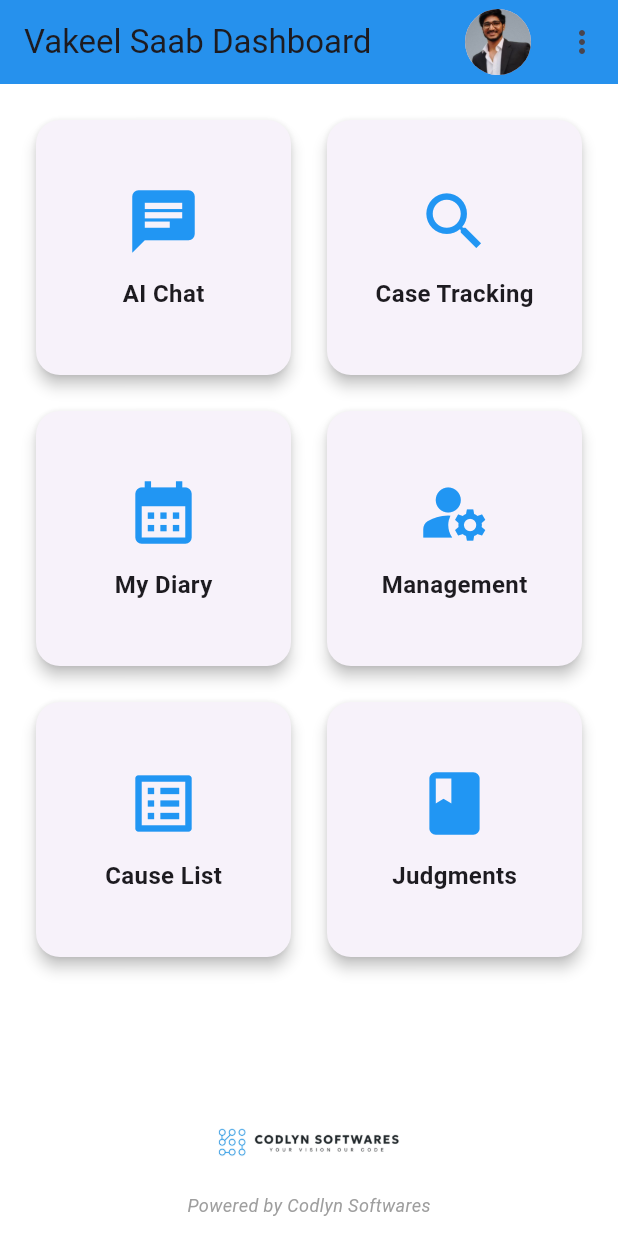
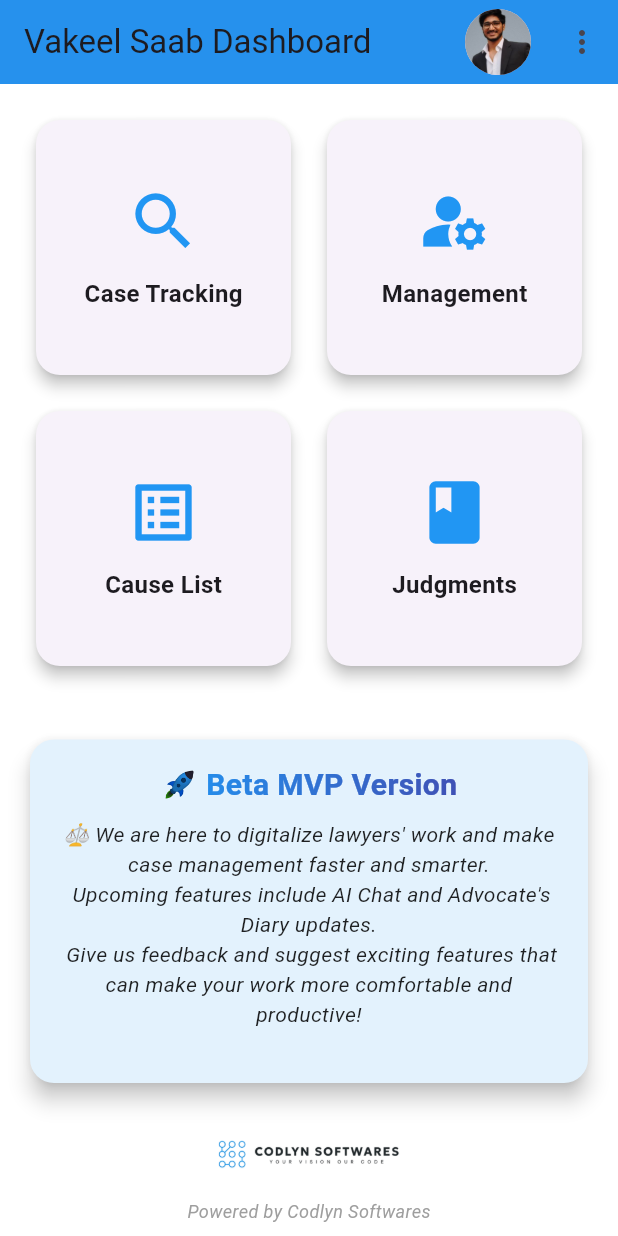
Before and after one commit to Mayank-Bhardwaj-2703/Vakeel-Saab, a Flutter app: the DashboardScreen screen opened directly, on a phone screen of 412 x 824 dp. Run offline on Flutter 3.47's test engine with Material 3 defaults, Android fonts, the phone set to English and light mode, and no system bars; our stand-ins replace image_picker, shared_preferences, table_calendar; accounts and stored records are empty.

Commit message:
updated dashbaord screen- beta message :: later to update the message box below the beta message for user feedback using beta test :: later to work with judgement screen. :: later to work with search case screens dummy data

```diff
--- a/lib/screens/dashboard_screen.dart
+++ b/lib/screens/dashboard_screen.dart
@@ -1,13 +1,16 @@
+// UPCOMING FEATURES :-
+//1. AI CHAT
+//2. MY DIARY
 import 'dart:io';
 import 'package:flutter/material.dart';
-import 'chat_screen.dart';
+//import 'chat_screen.dart';
 import 'case_tracking_screen.dart';
 import 'cause_list_screen.dart';
 import 'judgments_screen.dart';
 import 'advocate_profile_screen.dart';
 import 'login_screen.dart';
 import 'management_screen.dart';
-import 'diary_dashboard_screen.dart';
+//import 'diary_dashboard_screen.dart';
 import '../widgets/app_footer.dart';
 
 class DashboardScreen extends StatefulWidget {
@@ -101,27 +104,25 @@ class _DashboardScreenState extends State<DashboardScreen> {
         ],
       ),
 
-      // Only Dashboard Cards Now
-      body: Padding(
+      body: Column(
+        children: [
+          // Expanded Grid for Dashboard Cards
+          Expanded(
+            child: Padding(
               padding: const EdgeInsets.all(20),
               child: GridView.count(
                 crossAxisCount: 2,
                 crossAxisSpacing: 16,
                 mainAxisSpacing: 16,
                 children: [
-            dashboardCard(context, "AI Chat", Icons.chat, const ChatScreen()),
+                  // dashboardCard(context, "AI Chat", Icons.chat, const ChatScreen()),
                   dashboardCard(
                     context,
                     "Case Tracking",
                     Icons.search,
                     const CaseTrackingScreen(),
                   ),
-            dashboardCard(
-              context,
-              "My Diary",
-              Icons.calendar_month,
-              DiaryDashboardScreen(myCases: myCasesList),
-            ),
+                  // dashboardCard(context, "My Diary", Icons.calendar_month, DiaryDashboardScreen(myCases: myCasesList)),
                   dashboardCard(
                     context,
                     "Management",
@@ -143,9 +144,61 @@ class _DashboardScreenState extends State<DashboardScreen> {
                 ],
               ),
             ),
+          ),
 
-      //Footer
-      bottomNavigationBar: const AppFooter(),
+          // Beta message
+          Padding(
+            padding: const EdgeInsets.symmetric(horizontal: 16, vertical: 8),
+            child: Card(
+              shape: RoundedRectangleBorder(
+                borderRadius: BorderRadius.circular(16),
+              ),
+              elevation: 6,
+              color: Colors.blue.shade50,
+              child: Padding(
+                padding: const EdgeInsets.all(16),
+                child: Column(
+                  children: [
+                    ShaderMask(
+                      shaderCallback: (bounds) =>
+                          const LinearGradient(
+                            colors: [Colors.blue, Colors.indigo],
+                          ).createShader(
+                            Rect.fromLTWH(0, 0, bounds.width, bounds.height),
+                          ),
+                      child: const Text(
+                        "🚀 Beta MVP Version",
+                        style: TextStyle(
+                          fontSize: 20,
+                          fontWeight: FontWeight.bold,
+                          color: Colors.white,
+                        ),
+                        textAlign: TextAlign.center,
+                      ),
+                    ),
+                    const SizedBox(height: 8),
+                    const Text(
+                      "⚖️ We are here to digitalize lawyers' work and make case management faster and smarter.\n "
+                      "Upcoming features include AI Chat and Advocate's Diary updates.\n "
+                      "Give us feedback and suggest exciting features that can make your work more comfortable and productive!\n",
+                      textAlign: TextAlign.center,
+                      style: TextStyle(
+                        fontSize: 14,
+                        color: Colors.black87,
+                        fontStyle: FontStyle.italic,
+                        height: 1.4,
+                      ),
+                    ),
+                  ],
+                ),
+              ),
+            ),
+          ),
+
+          // Footer
+          const AppFooter(),
+        ],
+      ),
     );
   }
 
--- a/lib/widgets/app_footer.dart
+++ b/lib/widgets/app_footer.dart
@@ -6,14 +6,15 @@ class AppFooter extends StatelessWidget {
   @override
   Widget build(BuildContext context) {
     return Padding(
-      padding: const EdgeInsets.symmetric(vertical: 12),
+      padding: const EdgeInsets.symmetric(
+        vertical: 8,
+      ), // slightly reduced padding
       child: Column(
         mainAxisSize: MainAxisSize.min,
         children: [
           // Company Logo
           Image.asset("assets/images/primary_logo.png", height: 55),
-          const SizedBox(height: 6),
-
+          const SizedBox(height: 2), // reduced space between logo and text
           // Powered by text
           const Text(
             "Powered by Codlyn Softwares",
```
Lines whose indentation alone changed are shown as unchanged.
